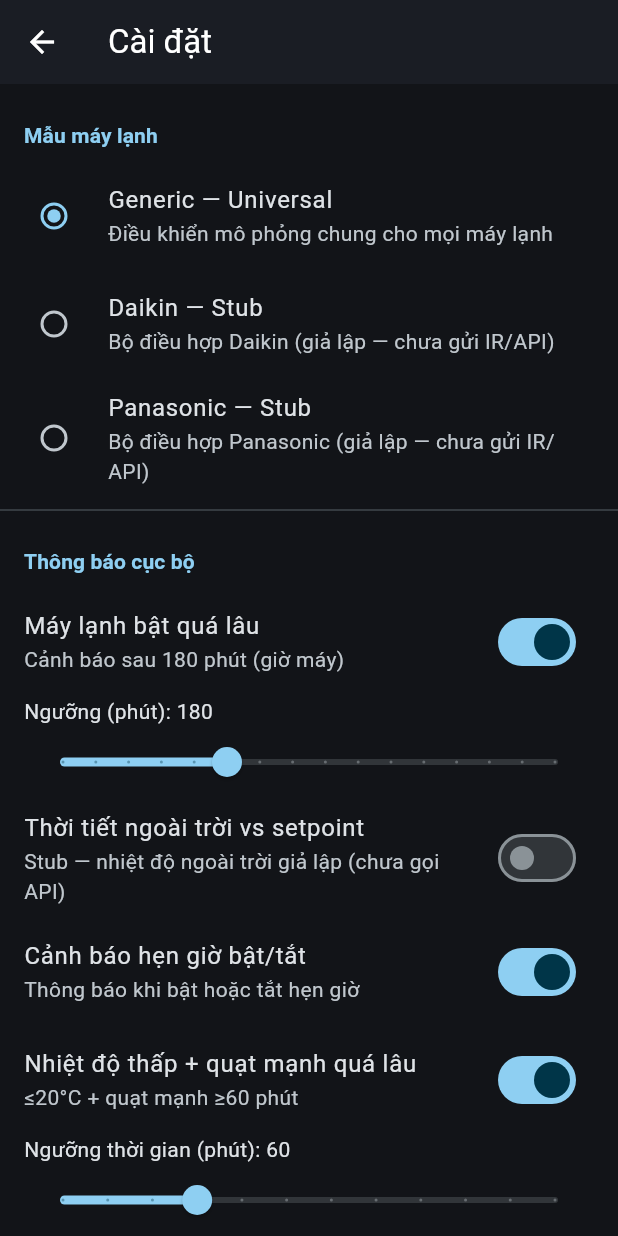
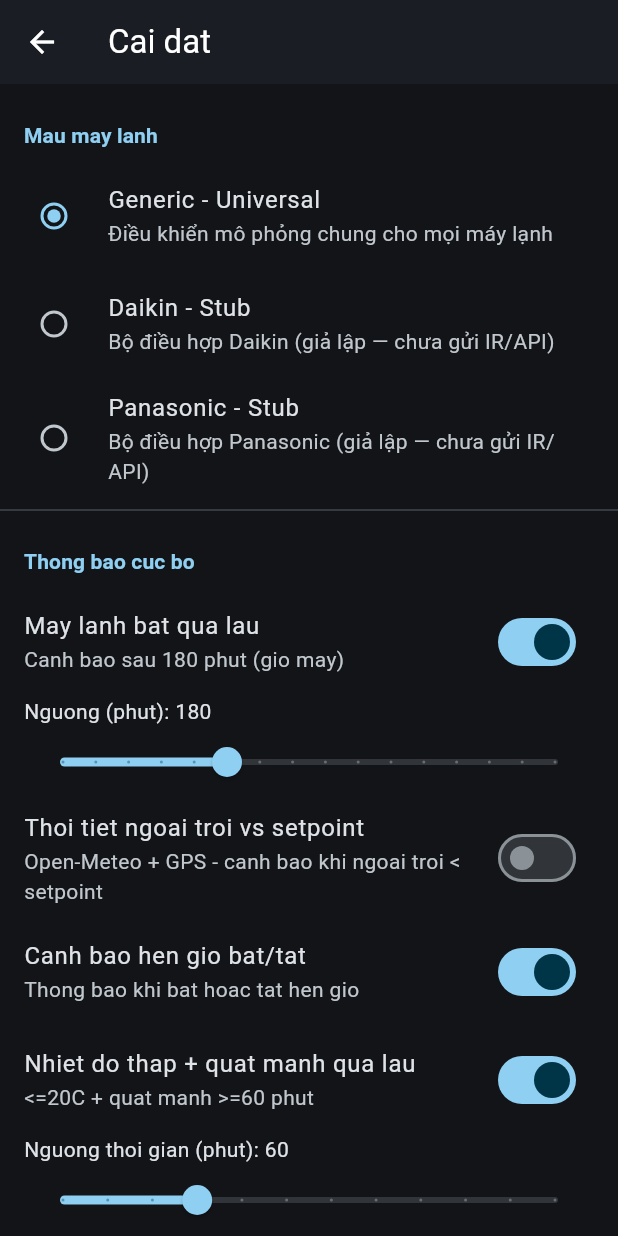
Before and after one commit to minhtuanat4/iot-remote-controller, a Flutter app: the SettingsScreen screen opened directly, on a phone screen of 412 x 824 dp. Run offline on Flutter 3.47's test engine with Material 3 defaults, Android fonts, the phone set to English and light mode, and no system bars; our stand-ins replace flutter_local_notifications, geolocator, shared_preferences; accounts and stored records are empty.

Commit message:
feat(weather): wire WeatherSettingsSection into settings screen

```diff
--- a/lib/presentation/screens/settings_screen.dart
+++ b/lib/presentation/screens/settings_screen.dart
@@ -3,6 +3,7 @@ import 'package:provider/provider.dart';
 
 import '../../data/models/ac_model_registry.dart';
 import '../app_state.dart';
+import '../widgets/weather_settings_section.dart';
 
 /// Settings: AC model selection + local notification toggles.
 class SettingsScreen extends StatelessWidget {
@@ -14,14 +15,14 @@ class SettingsScreen extends StatelessWidget {
     final s = app.settings;
 
     return Scaffold(
-      appBar: AppBar(title: const Text('Cài đặt')),
+      appBar: AppBar(title: const Text('Cai dat')),
       body: ListView(
         padding: const EdgeInsets.symmetric(vertical: 8),
         children: [
-          const _SectionHeader('Mẫu máy lạnh'),
+          const _SectionHeader('Mau may lanh'),
           ...AcModelRegistry.models.map((m) {
             return RadioListTile<String>(
-              title: Text('${m.brandName} — ${m.modelName}'),
+              title: Text('${m.brandName} - ${m.modelName}'),
               subtitle: Text(m.descriptionVi),
               value: m.id,
               groupValue: app.selectedModel.id,
@@ -31,11 +32,11 @@ class SettingsScreen extends StatelessWidget {
             );
           }),
           const Divider(),
-          const _SectionHeader('Thông báo cục bộ'),
+          const _SectionHeader('Thong bao cuc bo'),
           SwitchListTile(
-            title: const Text('Máy lạnh bật quá lâu'),
+            title: const Text('May lanh bat qua lau'),
             subtitle: Text(
-              'Cảnh báo sau ${s.acOnTooLongMinutes} phút (giờ máy)',
+              'Canh bao sau ${s.acOnTooLongMinutes} phut (gio may)',
             ),
             value: s.acOnTooLongEnabled,
             onChanged: (v) => app.updateSettings(
@@ -44,7 +45,7 @@ class SettingsScreen extends StatelessWidget {
           ),
           if (s.acOnTooLongEnabled)
             _MinutesSlider(
-              label: 'Ngưỡng (phút)',
+              label: 'Nguong (phut)',
               value: s.acOnTooLongMinutes.toDouble(),
               min: 30,
               max: 480,
@@ -54,43 +55,28 @@ class SettingsScreen extends StatelessWidget {
               ),
             ),
           SwitchListTile(
-            title: const Text('Thời tiết ngoài trời vs setpoint'),
+            title: const Text('Thoi tiet ngoai troi vs setpoint'),
             subtitle: const Text(
-              'Stub — nhiệt độ ngoài trời giả lập (chưa gọi API)',
+              'Open-Meteo + GPS - canh bao khi ngoai troi < setpoint',
             ),
             value: s.weatherVsSetpointEnabled,
             onChanged: (v) => app.updateSettings(
               s.copyWith(weatherVsSetpointEnabled: v),
             ),
           ),
-          if (s.weatherVsSetpointEnabled)
-            Padding(
-              padding: const EdgeInsets.symmetric(horizontal: 16),
-              child: OutlinedButton.icon(
-                onPressed: () {
-                  app.monitor.triggerWeatherStubAlert(app.acState.temperature);
-                  ScaffoldMessenger.of(context).showSnackBar(
-                    const SnackBar(
-                      content: Text('Đã gửi thông báo stub thời tiết'),
-                    ),
-                  );
-                },
-                icon: const Icon(Icons.cloud),
-                label: const Text('Thử cảnh báo thời tiết'),
-              ),
-            ),
+          if (s.weatherVsSetpointEnabled) WeatherSettingsSection(app: app),
           SwitchListTile(
-            title: const Text('Cảnh báo hẹn giờ bật/tắt'),
-            subtitle: const Text('Thông báo khi bật hoặc tắt hẹn giờ'),
+            title: const Text('Canh bao hen gio bat/tat'),
+            subtitle: const Text('Thong bao khi bat hoac tat hen gio'),
             value: s.timerAlertsEnabled,
             onChanged: (v) => app.updateSettings(
               s.copyWith(timerAlertsEnabled: v),
             ),
           ),
           SwitchListTile(
-            title: const Text('Nhiệt độ thấp + quạt mạnh quá lâu'),
+            title: const Text('Nhiet do thap + quat manh qua lau'),
             subtitle: Text(
-              '≤${s.lowTempThreshold}°C + quạt mạnh ≥${s.lowTempHighFanMinutes} phút',
+              '<=${s.lowTempThreshold}C + quat manh >=${s.lowTempHighFanMinutes} phut',
             ),
             value: s.lowTempHighFanEnabled,
             onChanged: (v) => app.updateSettings(
@@ -99,7 +85,7 @@ class SettingsScreen extends StatelessWidget {
           ),
           if (s.lowTempHighFanEnabled) ...[
             _MinutesSlider(
-              label: 'Ngưỡng thời gian (phút)',
+              label: 'Nguong thoi gian (phut)',
               value: s.lowTempHighFanMinutes.toDouble(),
               min: 15,
               max: 180,
@@ -109,7 +95,7 @@ class SettingsScreen extends StatelessWidget {
               ),
             ),
             _MinutesSlider(
-              label: 'Ngưỡng nhiệt độ thấp (°C)',
+              label: 'Nguong nhiet do thap (C)',
               value: s.lowTempThreshold.toDouble(),
               min: 16,
               max: 24,
@@ -123,8 +109,9 @@ class SettingsScreen extends StatelessWidget {
           Padding(
             padding: const EdgeInsets.all(16),
             child: Text(
-              'Thời gian dùng theo đồng hồ thiết bị (local time). '
-              'Giai đoạn 1: trạng thái máy lạnh được mô phỏng.',
+              'Thoi gian dung theo dong ho thiet bi (local time). '
+              'Giai doan 1: trang thai may lanh duoc mo phong. '
+              'Thoi tiet: Open-Meteo + GPS.',
               style: Theme.of(context).textTheme.bodySmall,
             ),
           ),
```
